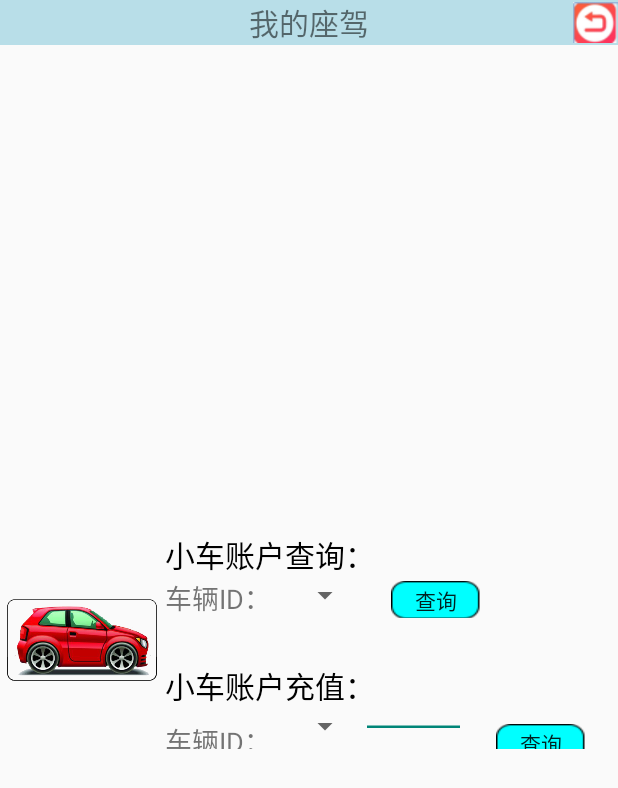
After one commit to marliao/ITS, an Android app: the CarAccountActivity screen opened directly, with no data from a screen before it, on a phone screen of 412 x 824 dp. The commit adds this screen. Shown: the top 788 px of the screen. Run offline under Robolectric (Android 15) with nearby library versions, the phone set to English and light mode, and no system bars.

Commit message:
充值与查询

```diff
--- a/app/src/main/AndroidManifest.xml
+++ b/app/src/main/AndroidManifest.xml
@@ -26,7 +26,8 @@
             android:screenOrientation="landscape" />
         <activity
             android:name=".Activity.MyCarActivity"
-            android:screenOrientation="landscape"></activity>
+            android:screenOrientation="landscape" />
+        <activity android:name=".Activity.CarAccountActivity"></activity>
     </application>
 
 </manifest>
--- /dev/null
+++ b/app/src/main/java/com/marliao/intelligenttransportation/Activity/CarAccountActivity.java
@@ -0,0 +1,15 @@
+package com.marliao.intelligenttransportation.Activity;
+
+import android.support.v7.app.AppCompatActivity;
+import android.os.Bundle;
+
+import com.marliao.intelligenttransportation.R;
+
+public class CarAccountActivity extends AppCompatActivity {
+
+    @Override
+    protected void onCreate(Bundle savedInstanceState) {
+        super.onCreate(savedInstanceState);
+        setContentView(R.layout.activity_car_account);
+    }
+}
--- /dev/null
+++ b/app/src/main/res/drawable/selector_btn.xml
@@ -0,0 +1,5 @@
+<?xml version="1.0" encoding="utf-8"?>
+<selector xmlns:android="http://schemas.android.com/apk/res/android">
+<item android:state_pressed="true" android:drawable="@drawable/pressed"/>
+    <item android:drawable="@drawable/un_pressed"/>
+</selector>
--- /dev/null
+++ b/app/src/main/res/layout/activity_car_account.xml
@@ -0,0 +1,137 @@
+<?xml version="1.0" encoding="utf-8"?>
+<LinearLayout xmlns:android="http://schemas.android.com/apk/res/android"
+    xmlns:tools="http://schemas.android.com/tools"
+    android:layout_width="match_parent"
+    android:layout_height="match_parent"
+    android:orientation="vertical"
+    tools:context=".Activity.CarAccountActivity">
+
+    <RelativeLayout
+        android:layout_width="match_parent"
+        android:layout_height="wrap_content"
+        android:background="#B8DEE8">
+
+        <ImageView
+            android:id="@+id/iv_return_activity"
+            android:layout_width="30dp"
+            android:layout_height="30dp"
+            android:layout_alignParentRight="true"
+            android:src="@drawable/returnactivity" />
+
+        <TextView
+            android:layout_width="wrap_content"
+            android:layout_height="wrap_content"
+            android:layout_centerInParent="true"
+            android:text="我的座驾"
+            android:textSize="20sp" />
+    </RelativeLayout>
+
+    <LinearLayout
+        android:layout_width="match_parent"
+        android:layout_height="match_parent"
+        android:orientation="horizontal">
+
+        <LinearLayout
+            android:layout_width="wrap_content"
+            android:layout_height="match_parent"
+            android:layout_weight="1"
+            android:gravity="center">
+
+            <ImageView
+                android:layout_width="100dp"
+                android:layout_height="100dp"
+                android:src="@drawable/car" />
+        </LinearLayout>
+
+        <LinearLayout
+            android:layout_width="wrap_content"
+            android:layout_height="match_parent"
+            android:layout_weight="2"
+            android:gravity="center_vertical"
+            android:orientation="vertical">
+
+            <LinearLayout
+                android:layout_width="match_parent"
+                android:layout_height="wrap_content"
+                android:orientation="vertical">
+
+                <TextView
+                    android:layout_width="wrap_content"
+                    android:layout_height="wrap_content"
+                    android:text="小车账户查询："
+                    android:textColor="#000"
+                    android:textSize="20sp" />
+
+                <LinearLayout
+                    android:layout_width="wrap_content"
+                    android:layout_height="wrap_content"
+                    android:orientation="horizontal">
+
+                    <TextView
+                        android:layout_width="wrap_content"
+                        android:layout_height="wrap_content"
+                        android:text="车辆ID："
+                        android:textSize="18dp" />
+
+                    <Spinner
+                        android:id="@+id/spinner_search"
+                        android:layout_width="60dp"
+                        android:layout_height="wrap_content" />
+
+                    <Button
+                        android:id="@+id/btn_search"
+                        android:layout_width="60dp"
+                        android:layout_height="25dp"
+                        android:layout_marginLeft="20dp"
+                        android:background="@drawable/selector_btn"
+                        android:text="查询" />
+                </LinearLayout>
+
+
+            </LinearLayout>
+
+            <LinearLayout
+                android:layout_width="match_parent"
+                android:layout_height="wrap_content"
+                android:layout_marginTop="30dp"
+                android:orientation="vertical">
+
+                <TextView
+                    android:layout_width="wrap_content"
+                    android:layout_height="wrap_content"
+                    android:text="小车账户充值："
+                    android:textColor="#000"
+                    android:textSize="20sp" />
+
+                <LinearLayout
+                    android:layout_width="wrap_content"
+                    android:layout_height="wrap_content"
+                    android:orientation="horizontal">
+
+                    <TextView
+                        android:layout_width="wrap_content"
+                        android:layout_height="wrap_content"
+                        android:text="车辆ID："
+                        android:textSize="18dp" />
+
+                    <Spinner
+                        android:id="@+id/spinner_recharge"
+                        android:layout_width="60dp"
+                        android:layout_height="wrap_content" />
+
+                    <EditText
+                        android:layout_width="70dp"
+                        android:layout_height="20dp" />
+
+                    <Button
+                        android:id="@+id/btn_recharge"
+                        android:layout_width="60dp"
+                        android:layout_height="25dp"
+                        android:layout_marginLeft="20dp"
+                        android:background="@drawable/selector_btn"
+                        android:text="查询" />
+                </LinearLayout>
+            </LinearLayout>
+        </LinearLayout>
+    </LinearLayout>
+</LinearLayout>
--- a/app/src/main/res/values/styles.xml
+++ b/app/src/main/res/values/styles.xml
@@ -8,14 +8,4 @@
         <item name="colorAccent">@color/colorAccent</item>-->
         <item name="windowNoTitle">true</item>
     </style>
-
-    <style name="AppTheme.NoActionBar">
-        <item name="windowActionBar">false</item>
-        <item name="windowNoTitle">true</item>
-    </style>
-
-    <style name="AppTheme.AppBarOverlay" parent="ThemeOverlay.AppCompat.Dark.ActionBar" />
-
-    <style name="AppTheme.PopupOverlay" parent="ThemeOverlay.AppCompat.Light" />
-
 </resources>
```
Also changed, not shown: app/src/main/res/drawable/pressed.png (added), app/src/main/res/drawable/un_pressed.png (added).
